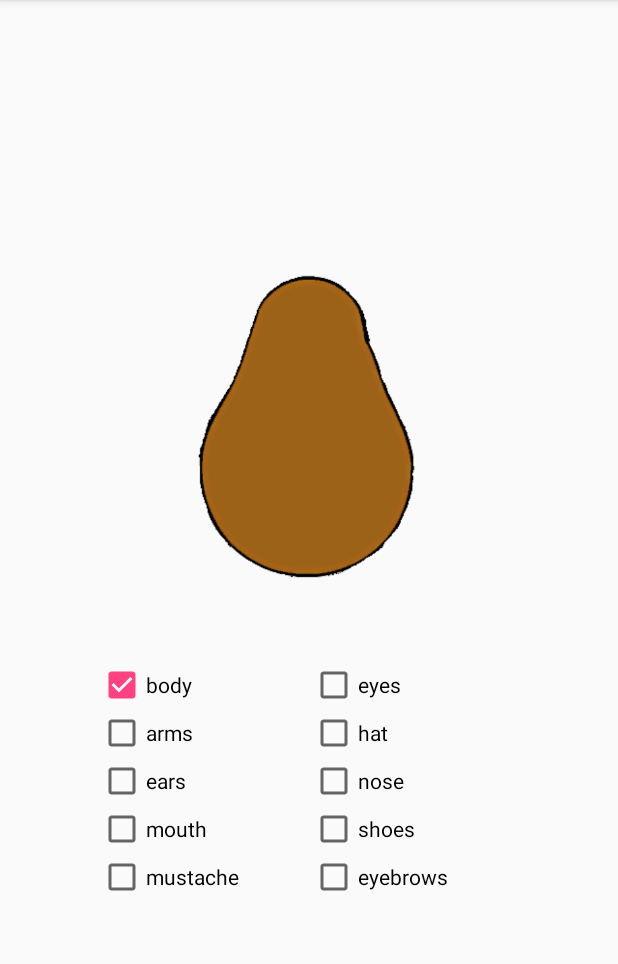
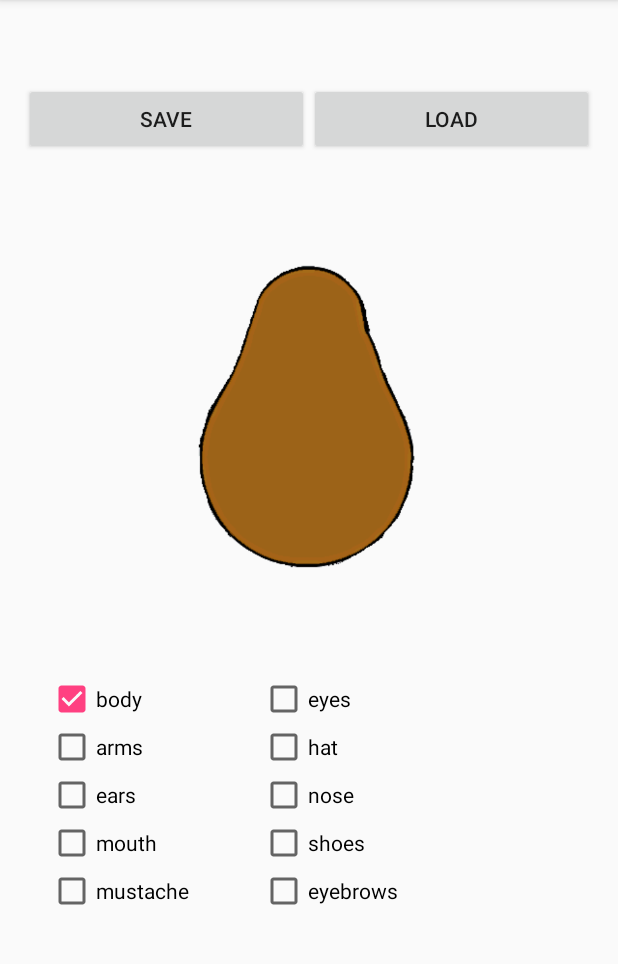
Before and after one commit to DanteNiewenhuis/Mr-potatohead, an Android app: the screen it shows after launch (MainActivity), after a tap on "body", on a phone screen of 412 x 824 dp, the part 84-1048 px from its top. Run offline under Robolectric (Android 15) with nearby library versions, the light colour scheme and no system bars.

Commit message:
added images

```diff
--- a/app/src/main/java/apps/potatohead/MainActivity.java
+++ b/app/src/main/java/apps/potatohead/MainActivity.java
@@ -6,41 +6,87 @@ import android.util.Log;
 import android.view.View;
 import android.widget.CheckBox;
 import android.widget.ImageView;
-import java.util.HashMap;
 
 public class MainActivity extends AppCompatActivity {
 
+    // set to true when debugging.
     private boolean DEBUG = false;
-    private String[] img_list = {"body_img", "arms_img", "ears_img", "eyes_img", "eyebrows_img",
-                                 "shoes_img", "nose_img", "mouth_img", "hat_img", "mustache_img"};
+
+    // list to keep track of the images and what is saved.
+    private String[] img_list = {"body", "arms", "ears", "eyes", "eyebrows",
+                                 "shoes", "nose", "mouth", "hat", "mustache"};
+    private boolean[] save_list = {false, false, false, false, false, false,
+                                   false, false, false, false};
 
     @Override
     protected void onCreate(Bundle savedInstanceState) {
         super.onCreate(savedInstanceState);
         setContentView(R.layout.activity_main);
+
+        //
         if (savedInstanceState != null) {
-            for (String img_id: img_list) {
-                int resId = getResources().getIdentifier(img_id, "id", getPackageName());
+            for (int i = 0; i < img_list.length; i++) {
+                // get the identifier of the matching image.
+                int resId = getResources().getIdentifier(img_list[i] + "_img", "id", getPackageName());
                 ImageView image = findViewById(resId);
-                image.setVisibility(savedInstanceState.getInt(img_id));
+
+                // set the image to visible if it was and set the saved image to true if it was when saved.
+                image.setVisibility(savedInstanceState.getInt(img_list[i] + "_img"));
+                save_list[i] = savedInstanceState.getBoolean(img_list[i] + "_save");
             }
         }
     }
-    public void safeLayout(View v) {
 
+    public void saveLayout(View v) {
+        // loop through the images
+        for (int i = 0; i < img_list.length; i++) {
+            // get the matching identifier of the image
+            int resId = getResources().getIdentifier(img_list[i] + "_img", "id", getPackageName());
+            ImageView image = findViewById(resId);
+
+            // set the index to true if the image is visible
+            save_list[i] = image.getVisibility() == View.VISIBLE;
+        }
     }
 
+    public void loadLayout(View v) {
+        // loop through the images
+        for (int i = 0; i < img_list.length; i++) {
+            // get the matching identifier of the image
+            int img_id = getResources().getIdentifier(img_list[i] + "_img", "id", getPackageName());
+            ImageView image = findViewById(img_id);
 
+            // get the matching identifier of the checkbox
+            int box_id = getResources().getIdentifier(img_list[i] + "_box", "id", getPackageName());
+            CheckBox box = findViewById(box_id);
+
+            // set the image to visible and the box checked if the index is true.
+            if (save_list[i]) {
+                image.setVisibility(View.VISIBLE);
+                box.setChecked(true);
+            }
+            else {
+                image.setVisibility(View.INVISIBLE);
+                box.setChecked(false);
+            }
+        }
+    }
 
     public void checkClicked(View v) {
+        // Check if the view is a checkbox and get the name of the button
         CheckBox checkbox = (CheckBox) v;
-        String img_id = checkbox.getText().toString() + "_img";
+        String check_box_text = checkbox.getText().toString();
+
         if (DEBUG) {
-            Log.d("id_checker","The image id = " + img_id);
+            Log.d("id_checker","The image id = " + check_box_text);
         }
 
-        int resId = getResources().getIdentifier(img_id, "id", getPackageName());
+        // get the image matching the button..
+        int resId = getResources().getIdentifier(check_box_text + "_img",
+                                                 "id", getPackageName());
         ImageView image = findViewById(resId);
+
+        // make the image visible if the button was checked and otherwise invisible.
         if (checkbox.isChecked()) {
             if (DEBUG){
                 Log.d("clicked_checker",checkbox.getText().toString() + " is checked");
@@ -61,12 +107,16 @@ public class MainActivity extends AppCompatActivity {
 
     public void onSaveInstanceState(Bundle outState) {
         super.onSaveInstanceState(outState); // always call super
-        HashMap<String, boolean> last_save = new HashMap<String, boolean>();
-        outState.putSerializable("last_save", last_save);
-        for (String img_id: img_list) {
-            int resId = getResources().getIdentifier(img_id, "id", getPackageName());
+
+        // loop through the images
+        for (int i = 0; i < img_list.length; i++) {
+            // get the indentifier of the matching image.
+            int resId = getResources().getIdentifier(img_list[i] + "_img", "id", getPackageName());
             ImageView image = findViewById(resId);
-            outState.putInt(img_id, image.getVisibility());
+
+            // save the state of the image and of the save in the bundle.
+            outState.putInt(img_list[i] + "_img", image.getVisibility());
+            outState.putBoolean(img_list[i] + "_save", save_list[i]);
         }
     }
 }
--- a/app/src/main/res/layout-land/activity_main.xml
+++ b/app/src/main/res/layout-land/activity_main.xml
@@ -4,20 +4,53 @@
     xmlns:tools="http://schemas.android.com/tools"
     android:layout_width="match_parent"
     android:layout_height="match_parent"
-    tools:context=".MainActivity">
+    android:orientation="horizontal"
+    tools:context=".MainActivity"
+    tools:layout_editor_absoluteY="73dp">
+
+    <LinearLayout
+        android:id="@+id/SaveButtons"
+        android:layout_width="592dp"
+        android:layout_height="wrap_content"
+        android:layout_marginEnd="8dp"
+        android:layout_marginStart="8dp"
+        android:layout_marginTop="8dp"
+        android:layout_weight="1"
+        android:orientation="horizontal"
+        app:layout_constraintEnd_toEndOf="parent"
+        app:layout_constraintStart_toStartOf="parent"
+        app:layout_constraintTop_toTopOf="parent">
+
+        <Button
+            android:id="@+id/save_button_land"
+            android:layout_width="match_parent"
+            android:layout_height="wrap_content"
+            android:layout_weight="1"
+            android:onClick="loadLayout"
+            android:text="Save" />
+
+        <Button
+            android:id="@+id/load_button_land"
+            android:layout_width="match_parent"
+            android:layout_height="wrap_content"
+            android:layout_weight="1"
+            android:onClick="loadLayout"
+            android:text="Load" />
+    </LinearLayout>
 
     <FrameLayout
-        android:id="@+id/frameLayout2"
-        android:layout_width="300dp"
+        android:id="@+id/Images"
+        android:layout_width="0dp"
         android:layout_height="0dp"
-        android:layout_marginBottom="32dp"
-        android:layout_marginTop="32dp"
+        android:layout_marginBottom="8dp"
+        android:layout_marginEnd="8dp"
+        android:layout_marginStart="8dp"
+        android:layout_marginTop="16dp"
+        android:layout_weight="1"
         app:layout_constraintBottom_toBottomOf="parent"
-        app:layout_constraintEnd_toEndOf="parent"
-        app:layout_constraintEnd_toStartOf="@+id/gridLayout2"
-        app:layout_constraintHorizontal_bias="0.522"
+        app:layout_constraintEnd_toStartOf="@+id/CheckBoxes"
         app:layout_constraintStart_toStartOf="parent"
-        app:layout_constraintTop_toTopOf="parent">
+        app:layout_constraintTop_toBottomOf="@+id/SaveButtons">
 
         <ImageView
             android:id="@+id/body_img"
@@ -102,17 +135,17 @@
     </FrameLayout>
 
     <android.support.v7.widget.GridLayout
-        android:id="@+id/gridLayout2"
-        android:layout_width="282dp"
-        android:layout_height="162dp"
-        android:layout_marginEnd="24dp"
+        android:id="@+id/CheckBoxes"
+        android:layout_width="0dp"
+        android:layout_height="wrap_content"
+        android:layout_marginBottom="8dp"
+        android:layout_marginEnd="8dp"
+        android:layout_marginStart="8dp"
+        android:layout_marginTop="8dp"
         app:layout_constraintBottom_toBottomOf="parent"
         app:layout_constraintEnd_toEndOf="parent"
-        app:layout_constraintHorizontal_bias="1.0"
-        app:layout_constraintStart_toEndOf="@+id/frameLayout2"
-        app:layout_constraintStart_toStartOf="parent"
-        app:layout_constraintTop_toTopOf="parent"
-        app:layout_constraintVertical_bias="0.497">
+        app:layout_constraintStart_toEndOf="@+id/Images"
+        app:layout_constraintTop_toBottomOf="@+id/SaveButtons">
 
         <CheckBox
             android:id="@+id/body_box"
@@ -163,7 +196,7 @@
             android:layout_height="wrap_content"
             android:onClick="checkClicked"
             android:text="eyes"
-            app:layout_column="2"
+            app:layout_column="1"
             app:layout_row="0" />
 
         <CheckBox
@@ -172,7 +205,7 @@
             android:layout_height="wrap_content"
             android:onClick="checkClicked"
             android:text="hat"
-            app:layout_column="2"
+            app:layout_column="1"
             app:layout_row="1" />
 
         <CheckBox
@@ -181,7 +214,7 @@
             android:layout_height="wrap_content"
             android:onClick="checkClicked"
             android:text="nose"
-            app:layout_column="2"
+            app:layout_column="1"
             app:layout_row="2" />
 
         <CheckBox
@@ -190,7 +223,7 @@
             android:layout_height="wrap_content"
             android:onClick="checkClicked"
             android:text="shoes"
-            app:layout_column="2"
+            app:layout_column="1"
             app:layout_row="3" />
 
         <CheckBox
@@ -199,9 +232,10 @@
             android:layout_height="wrap_content"
             android:onClick="checkClicked"
             android:text="eyebrows"
-            app:layout_column="2"
+            app:layout_column="1"
             app:layout_row="4" />
 
     </android.support.v7.widget.GridLayout>
 
+
 </android.support.constraint.ConstraintLayout>
--- a/app/src/main/res/layout/activity_main.xml
+++ b/app/src/main/res/layout/activity_main.xml
@@ -7,12 +7,49 @@
     android:layout_height="match_parent"
     tools:context=".MainActivity">
 
+    <LinearLayout
+        android:id="@+id/SaveButtons"
+        android:layout_width="match_parent"
+        android:layout_height="wrap_content"
+        android:layout_marginBottom="24dp"
+        android:layout_marginEnd="16dp"
+        android:layout_marginStart="16dp"
+        android:layout_marginTop="24dp"
+        android:orientation="horizontal"
+        android:weightSum="2"
+        app:layout_constraintBottom_toTopOf="@+id/Images"
+        app:layout_constraintEnd_toEndOf="parent"
+        app:layout_constraintStart_toStartOf="parent"
+        app:layout_constraintTop_toTopOf="parent">
+
+        <Button
+            android:id="@+id/save_button"
+            android:layout_width="0dp"
+            android:layout_height="match_parent"
+            android:layout_weight="1"
+            android:onClick="saveLayout"
+            android:text="Save" />
+
+        <Button
+            android:id="@+id/load_button"
+            android:layout_width="0dp"
+            android:layout_height="match_parent"
+            android:layout_weight="1"
+            android:onClick="loadLayout"
+            android:text="Load"
+            app:layout_column="1"
+            app:layout_row="0" />
+    </LinearLayout>
+
     <FrameLayout
-        android:id="@+id/frameLayout2"
-        android:layout_width="282dp"
+        android:id="@+id/Images"
+        android:layout_width="wrap_content"
         android:layout_height="275dp"
-        app:layout_constraintBottom_toTopOf="@+id/gridLayout2"
+        android:layout_marginEnd="32dp"
+        android:layout_marginStart="32dp"
+        app:layout_constraintBottom_toTopOf="@+id/CheckBoxes"
         app:layout_constraintEnd_toEndOf="parent"
+        app:layout_constraintHorizontal_bias="0.5"
         app:layout_constraintStart_toStartOf="parent"
         app:layout_constraintTop_toTopOf="parent"
         app:layout_constraintVertical_chainStyle="packed">
@@ -100,14 +137,17 @@
     </FrameLayout>
 
     <android.support.v7.widget.GridLayout
-        android:id="@+id/gridLayout2"
-        android:layout_width="282dp"
-        android:layout_height="162dp"
+        android:id="@+id/CheckBoxes"
+        android:layout_width="0dp"
+        android:layout_height="wrap_content"
+        android:layout_marginEnd="32dp"
+        android:layout_marginStart="32dp"
+        android:layout_marginTop="16dp"
         app:layout_constraintBottom_toBottomOf="parent"
         app:layout_constraintEnd_toEndOf="parent"
         app:layout_constraintHorizontal_bias="0.5"
         app:layout_constraintStart_toStartOf="parent"
-        app:layout_constraintTop_toBottomOf="@+id/frameLayout2">
+        app:layout_constraintTop_toBottomOf="@+id/Images">
 
         <CheckBox
             android:id="@+id/body_box"
@@ -158,7 +198,7 @@
             android:layout_height="wrap_content"
             android:onClick="checkClicked"
             android:text="eyes"
-            app:layout_column="2"
+            app:layout_column="1"
             app:layout_row="0" />
 
         <CheckBox
@@ -167,7 +207,7 @@
             android:layout_height="wrap_content"
             android:onClick="checkClicked"
             android:text="hat"
-            app:layout_column="2"
+            app:layout_column="1"
             app:layout_row="1" />
 
         <CheckBox
@@ -176,7 +216,7 @@
             android:layout_height="wrap_content"
             android:onClick="checkClicked"
             android:text="nose"
-            app:layout_column="2"
+            app:layout_column="1"
             app:layout_row="2" />
 
         <CheckBox
@@ -185,7 +225,7 @@
             android:layout_height="wrap_content"
             android:onClick="checkClicked"
             android:text="shoes"
-            app:layout_column="2"
+            app:layout_column="1"
             app:layout_row="3" />
 
         <CheckBox
@@ -194,7 +234,7 @@
             android:layout_height="wrap_content"
             android:onClick="checkClicked"
             android:text="eyebrows"
-            app:layout_column="2"
+            app:layout_column="1"
             app:layout_row="4" />
 
     </android.support.v7.widget.GridLayout>
```
Also changed, not shown: 3 other files.
